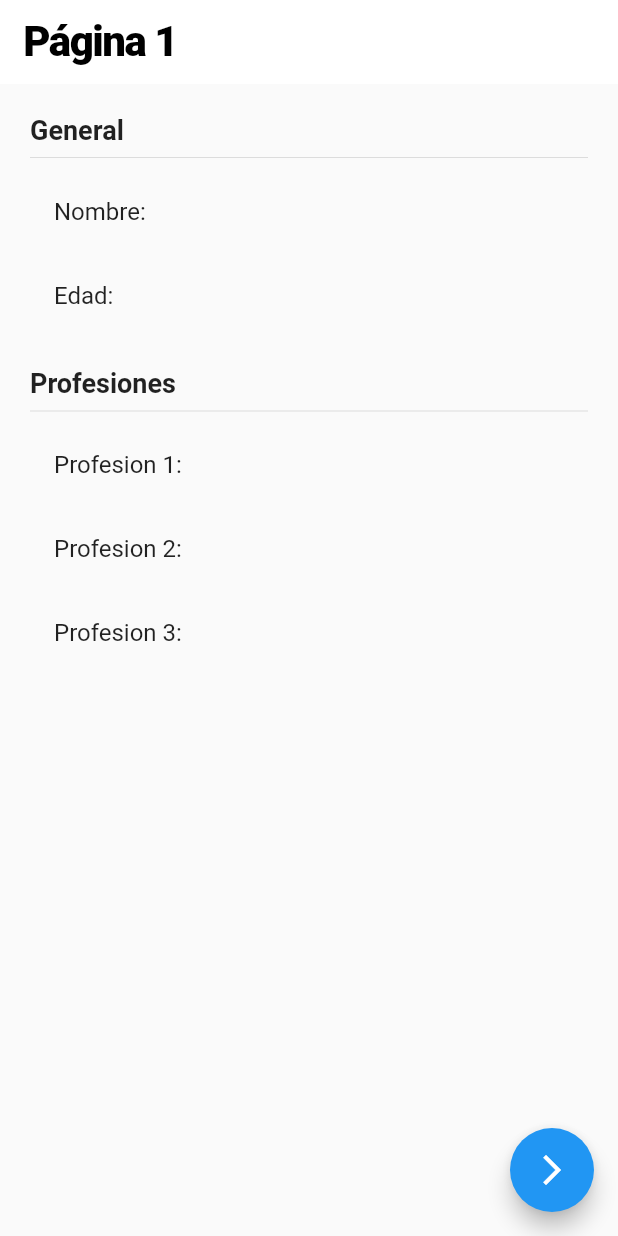
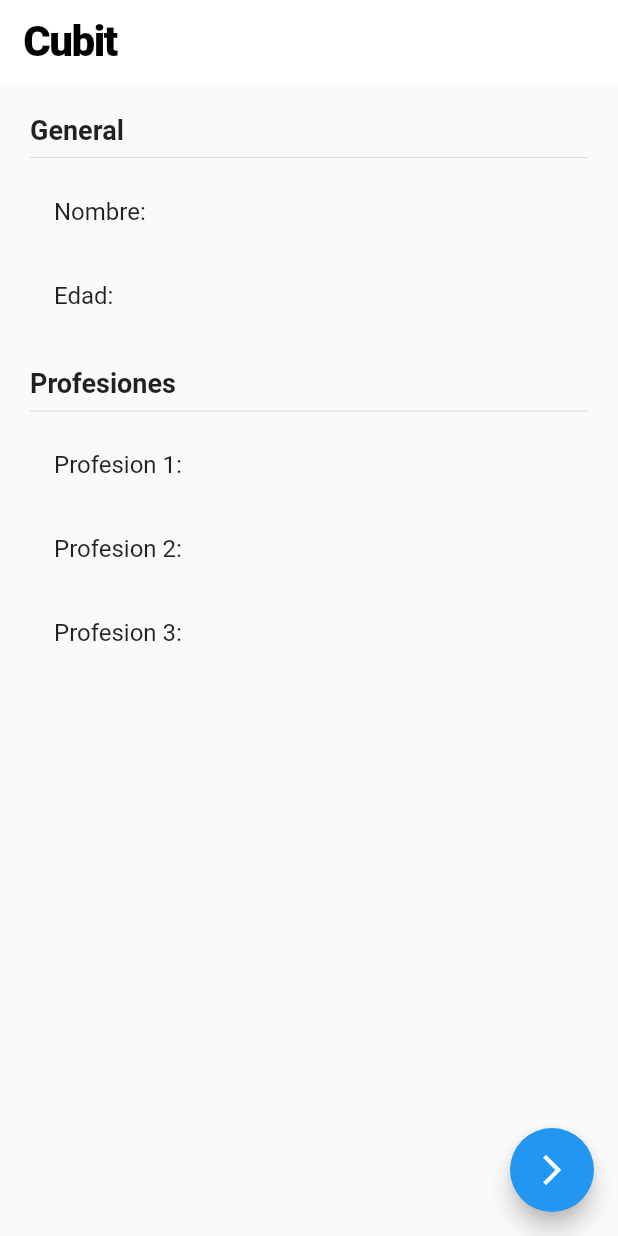
Before and after one commit to mpadfi/flutter-estados, a Flutter app: the screen it shows after launch, on a phone screen of 412 x 824 dp. Run offline on Flutter 3.47's test engine with Material 2 defaults, Android fonts, the phone set to English and light mode, and no system bars; statements that could not run were skipped.

Commit message:
Cubit Inicio

```diff
--- a/lib/pages/page1.dart
+++ b/lib/pages/page1.dart
@@ -5,7 +5,7 @@ class Page1Page extends StatelessWidget {
   Widget build(BuildContext context) {
     return Scaffold(
       appBar: AppBar(
-        title: const Text('Página 1',
+        title: const Text('Cubit',
             style: TextStyle(
               color: Colors.black,
               fontSize: 28,
```
